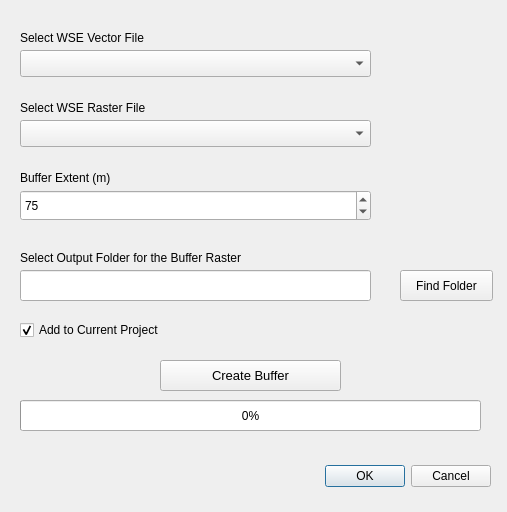
Old version of the form GW_Buffer_Raster_dialog_base.ui in the repository blairscriven/Groundwater-Buffer-Raster.
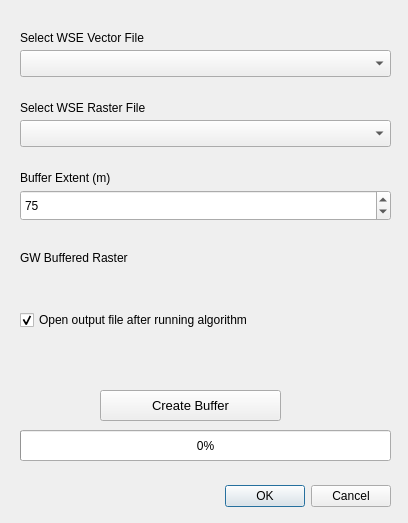
New version of the form. Custom widgets are drawn as their Qt base class.

The edit to the form file:
```diff
--- a/GW_Buffer_Raster_dialog_base.ui
+++ b/GW_Buffer_Raster_dialog_base.ui
@@ -2,12 +2,15 @@
 <ui version="4.0">
  <class>GWBuffRasterDialogBase</class>
  <widget class="QDialog" name="GWBuffRasterDialogBase">
+  <property name="enabled">
+   <bool>true</bool>
+  </property>
   <property name="geometry">
    <rect>
     <x>0</x>
     <y>0</y>
-    <width>507</width>
-    <height>512</height>
+    <width>408</width>
+    <height>523</height>
    </rect>
   </property>
   <property name="windowTitle">
@@ -16,8 +19,8 @@
   <widget class="QDialogButtonBox" name="button_box">
    <property name="geometry">
     <rect>
-     <x>150</x>
-     <y>460</y>
+     <x>50</x>
+     <y>480</y>
      <width>341</width>
      <height>32</height>
     </rect>
@@ -102,46 +105,14 @@
     </font>
    </property>
    <property name="text">
-    <string>Select Output Folder for the Buffer Raster</string>
-   </property>
-  </widget>
-  <widget class="QPushButton" name="FindBuffFold_Button">
-   <property name="geometry">
-    <rect>
-     <x>400</x>
-     <y>270</y>
-     <width>93</width>
-     <height>31</height>
-    </rect>
-   </property>
-   <property name="text">
-    <string>Find Folder</string>
-   </property>
-  </widget>
-  <widget class="QLineEdit" name="FindBuffFold_LineEdit">
-   <property name="geometry">
-    <rect>
-     <x>20</x>
-     <y>270</y>
-     <width>351</width>
-     <height>31</height>
-    </rect>
-   </property>
-   <property name="font">
-    <font>
-     <family>Arial</family>
-     <pointsize>8</pointsize>
-    </font>
-   </property>
-   <property name="placeholderText">
-    <string/>
+    <string>GW Buffered Raster</string>
    </property>
   </widget>
   <widget class="QPushButton" name="Process_Button">
    <property name="geometry">
     <rect>
-     <x>160</x>
-     <y>360</y>
+     <x>100</x>
+     <y>390</y>
      <width>181</width>
      <height>31</height>
     </rect>
@@ -159,8 +130,8 @@
    <property name="geometry">
     <rect>
      <x>20</x>
-     <y>400</y>
-     <width>461</width>
+     <y>430</y>
+     <width>371</width>
      <height>31</height>
     </rect>
    </property>
@@ -171,10 +142,10 @@
   <widget class="QLabel" name="Error_Message_Label">
    <property name="geometry">
     <rect>
-     <x>30</x>
-     <y>330</y>
-     <width>441</width>
-     <height>16</height>
+     <x>20</x>
+     <y>350</y>
+     <width>371</width>
+     <height>21</height>
     </rect>
    </property>
    <property name="text">
@@ -186,7 +157,7 @@
     <rect>
      <x>20</x>
      <y>50</y>
-     <width>351</width>
+     <width>371</width>
      <height>27</height>
     </rect>
    </property>
@@ -196,7 +167,7 @@
     <rect>
      <x>20</x>
      <y>120</y>
-     <width>351</width>
+     <width>371</width>
      <height>27</height>
     </rect>
    </property>
@@ -206,7 +177,7 @@
     <rect>
      <x>20</x>
      <y>190</y>
-     <width>351</width>
+     <width>371</width>
      <height>31</height>
     </rect>
    </property>
@@ -224,20 +195,50 @@
    <property name="geometry">
     <rect>
      <x>20</x>
-     <y>320</y>
-     <width>161</width>
+     <y>310</y>
+     <width>261</width>
      <height>20</height>
     </rect>
    </property>
    <property name="text">
-    <string>Add to Current Project</string>
+    <string>Open output file after running algorithm</string>
    </property>
    <property name="checked">
     <bool>true</bool>
    </property>
   </widget>
+  <widget class="QgsFileWidget" name="qgsFileWidget">
+   <property name="geometry">
+    <rect>
+     <x>20</x>
+     <y>270</y>
+     <width>371</width>
+     <height>34</height>
+    </rect>
+   </property>
+   <property name="useLink">
+    <bool>false</bool>
+   </property>
+   <property name="fullUrl">
+    <bool>false</bool>
+   </property>
+   <property name="dialogTitle">
+    <string/>
+   </property>
+   <property name="filter">
+    <string>GeoTiff (*.tif)</string>
+   </property>
+   <property name="storageMode">
+    <enum>QgsFileWidget::SaveFile</enum>
+   </property>
+  </widget>
  </widget>
  <customwidgets>
+  <customwidget>
+   <class>QgsFileWidget</class>
+   <extends>QWidget</extends>
+   <header>qgsfilewidget.h</header>
+  </customwidget>
   <customwidget>
    <class>QgsMapLayerComboBox</class>
    <extends>QComboBox</extends>
```
Left out of the diff: 3 changed lines with no effect on the pictures.
